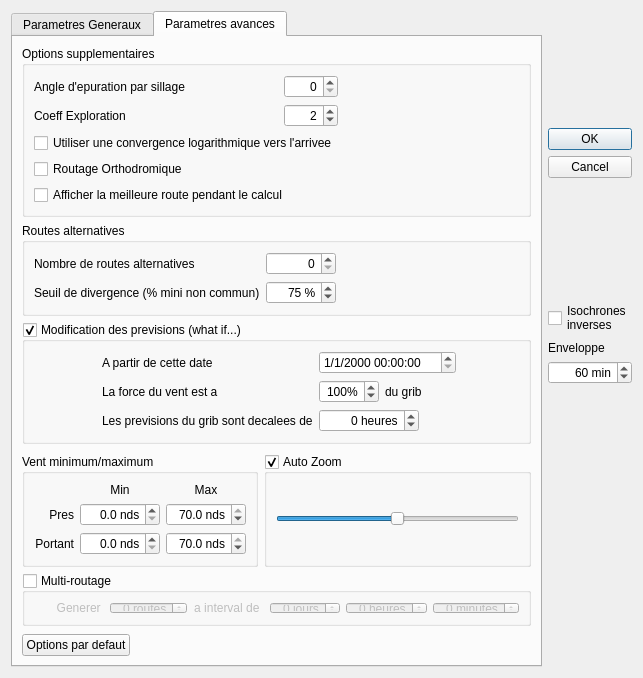
The window that src/Ui/Routage_Editor.ui (nohal/qtVlm) describes before a commit, drawn with Qt 5.
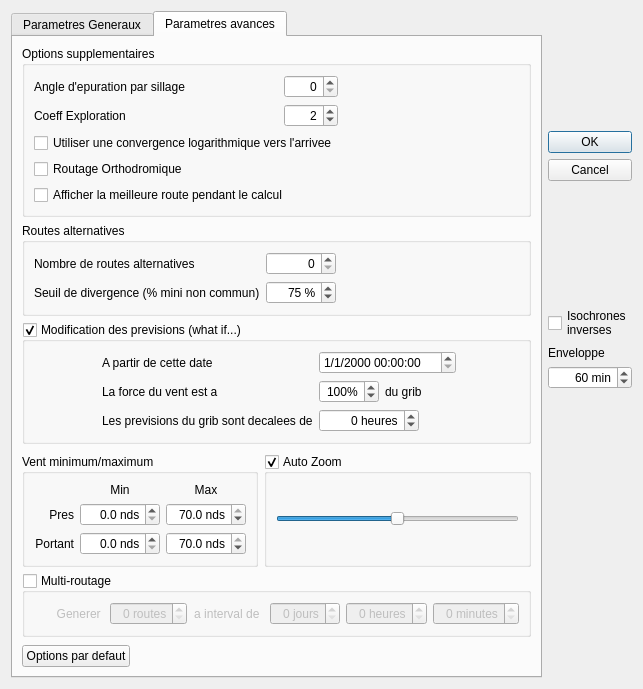
The same window after the commit. The open tabs and pages were chosen to show the change.

Commit message: Attempt to fix a pb in dialog routage for mac

Patch:
```diff
--- a/src/Ui/Routage_Editor.ui
+++ b/src/Ui/Routage_Editor.ui
@@ -1068,7 +1068,7 @@
          <property name="minimumSize">
           <size>
            <width>0</width>
-           <height>53</height>
+           <height>0</height>
           </size>
          </property>
          <property name="title">
```
The commit also changes 1 other file.
